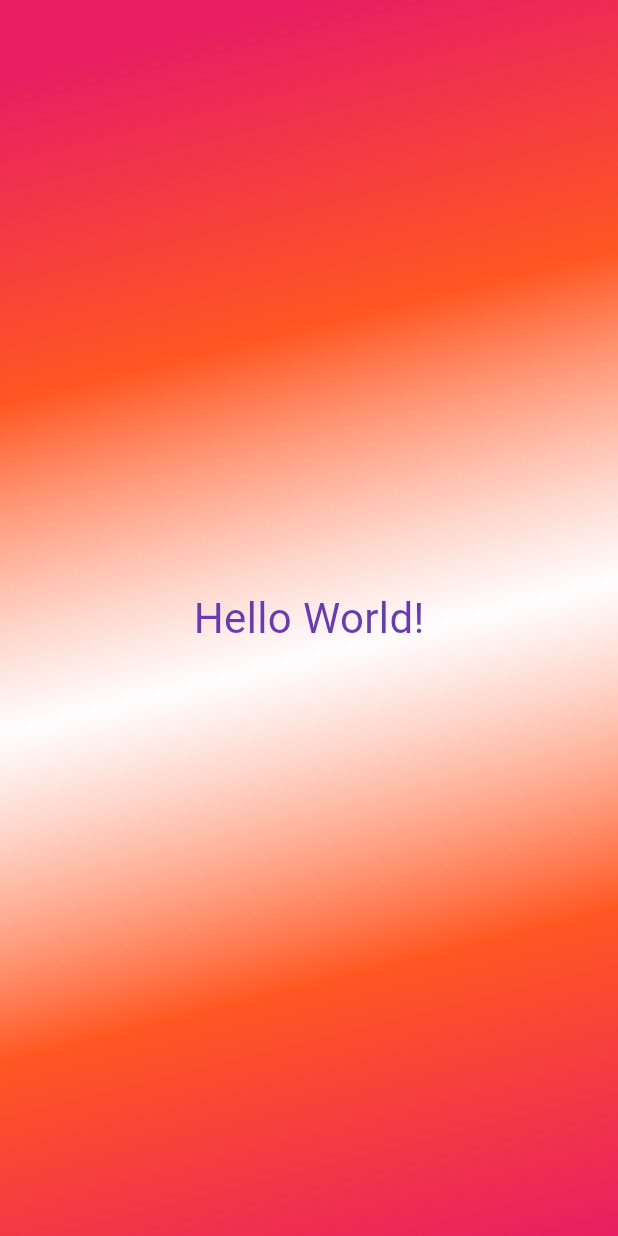
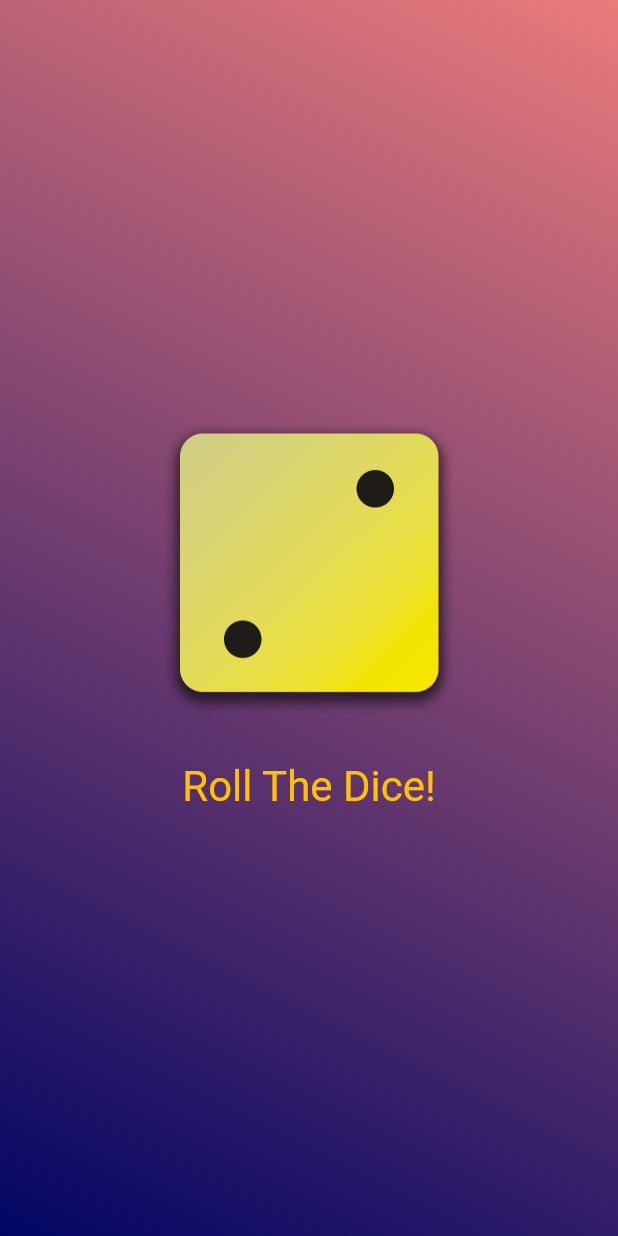
Before and after one commit to shresthasrijal/flutter_random_dice_roll, a Flutter app: the screen it shows after launch, on a phone screen of 412 x 824 dp. Run offline on Flutter 3.47's test engine with Material 3 defaults, Android fonts, the phone set to English and light mode, and no system bars.

Commit message:
Random Dice Project Upload

```diff
--- /dev/null
+++ b/lib/dice_roller.dart
@@ -0,0 +1,47 @@
+import 'package:flutter/material.dart';
+import 'dart:math';
+
+final randomizer = Random();
+
+class DiceRoller extends StatefulWidget{
+  const DiceRoller({super.key});
+
+  @override
+  State<DiceRoller> createState() {
+    return _DiceRollerState();
+  }
+}
+
+class _DiceRollerState extends State<DiceRoller> {
+  // var activeDiceImage = 'assets/images/dice-2.png';
+
+  var currentDiceRoll = 2;
+
+  void rollDice() {
+    // var diceRoll = Random().nextInt(6) + 1; // O to 5
+
+    setState(() {
+      currentDiceRoll = randomizer.nextInt(6) + 1;
+      // currentDiceRoll = Random().nextInt(6) + 1;
+      // activeDiceImage = 'assets/images/dice-$diceRoll.png';
+    });
+  }
+
+  @override
+  Widget build(context) {
+    return Column( mainAxisSize: MainAxisSize.min,
+              children: [
+                Image.asset('assets/images/dice-$currentDiceRoll.png'
+                            , width: 200),
+                const SizedBox(height: 25,),
+                TextButton(onPressed: rollDice,
+                            style: TextButton.styleFrom(
+                               foregroundColor: Colors.amber,
+                               textStyle: const TextStyle(fontSize: 28),
+                              ),
+                            child: const Text('Roll The Dice!'),
+                  ),
+              ]
+            );
+  }
+}
--- a/lib/gradient_container.dart
+++ b/lib/gradient_container.dart
@@ -1,30 +1,94 @@
 import "package:flutter/material.dart";
-
+import "package:proj1_random_dice/dice_roller.dart";
 import "package:proj1_random_dice/styled_text.dart";
 
+const startAlignment = Alignment.topRight;
+const endAlignment = Alignment.bottomLeft;
+
 class GradientContainer extends StatelessWidget{
-  // GradientContainer({key}): super(key : key);
-  const GradientContainer({super.key});
+
+  const GradientContainer(this.colorList, {super.key});
+
+  final List<Color> colorList;
 
   @override
   Widget build(context) {
     return Container(
-          decoration: const BoxDecoration(
+          decoration: BoxDecoration(
             gradient: LinearGradient(
-              colors: [
-                Colors.pink,
-                Colors.deepOrange,
-                Colors.white70,
-                Colors.deepOrange,
-                Colors.pink
-              ],
-              begin: Alignment.topCenter,
-              end: Alignment.bottomRight,
+              colors: colorList,
+              begin: startAlignment,
+              end: endAlignment,
             ),
           ),
-          child: const Center(
-            child: StyledText(),
+          child:  const Center(
+            child:  DiceRoller(),
           ),
         );
   }
 }
+
+
+
+
+// Column( mainAxisSize: MainAxisSize.min,
+//               children: [
+//                 Image.asset(activeDiceImage, width: 200),
+//                 const SizedBox(height: 25,),
+//                 TextButton(onPressed: rollDice,
+//                             style: TextButton.styleFrom(
+//                               //  padding: const EdgeInsets.only(top: 20),
+//                                foregroundColor: Colors.amber,
+//                                textStyle: const TextStyle(fontSize: 28),
+//                               ),
+//                             child: const Text('Roll The Dice!'),
+//                   ),
+//               ]
+//             ),
+
+  // @override
+  // Widget build(context) {
+  //   return Container(
+  //         decoration: BoxDecoration(
+  //           gradient: LinearGradient(
+  //             colors: colorList,
+  //             begin: startAlignment,
+  //             end: endAlignment,
+  //           ),
+  //         ),
+  //         child:  Center(
+  //           child: Column( mainAxisSize: MainAxisSize.min,
+  //             children: [
+  //               Image.asset('assets/images/dice-5.png', width: 200),
+  //               TextButton(onPressed: rollDice,
+  //                           style: TextButton.styleFrom(
+  //                              padding: const EdgeInsets.only(top: 20),
+  //                              foregroundColor: Colors.amber,
+  //                              textStyle: const TextStyle(fontSize: 28),
+  //                             ),
+  //                           child: const Text('Roll The Dice!'),
+  //                 ),
+  //               ]
+  //           ) ,
+  //         ),
+  //       );
+  // }
+
+
+
+  // GradientContainer.purple({super.key}) :
+  //    color1 = Colors.deepPurple,
+  //     color2 = Colors.indigo;}
+
+
+
+            // child: StyledText('Hello World!'),
+            // child: Image(image: ImageProvider())
+
+              // [ Colors.pink,
+              //   Colors.deepOrange,
+              //   Colors.white70,
+              //   Colors.deepOrange,
+              //   Colors.pink ]
+
+                // GradientContainer({key}): super(key : key);
--- a/lib/main.dart
+++ b/lib/main.dart
@@ -6,7 +6,10 @@ void main() {
   runApp(
     const MaterialApp(
       home: Scaffold(
-        body: GradientContainer(),
+        body: GradientContainer(
+            [Color.fromARGB(255, 235, 123, 123),
+             Color.fromARGB(255, 1, 5, 100)]),
+            //GradientContainer.Purple(),
       ),
     ),
   );
--- a/lib/styled_text.dart
+++ b/lib/styled_text.dart
@@ -1,13 +1,17 @@
 import "package:flutter/material.dart";
 
-class StyledText extends StatelessWidget{
-  const StyledText({super.key});
+class StyledText extends StatelessWidget {
+  const StyledText(this.text, {super.key});
+
+  final String text;
 
   @override
   Widget build(context) {
-    return const Text(
-              'Hello World!',
-              style: TextStyle(color: Colors.deepPurple, fontSize: 28.0),
-            );
+    return Text(
+      text,
+      style: const TextStyle(
+          color: Color.fromARGB(255, 4, 29, 41),
+          fontSize: 28.0),
+    );
   }
 }
```
Also changed, not shown: pubspec.yaml (+7 -3 lines), assets/images/dice-1.png (added), assets/images/dice-2.png (added), assets/images/dice-3.png (added), assets/images/dice-4.png (added), assets/images/dice-5.png (added), assets/images/dice-6.png (added).
